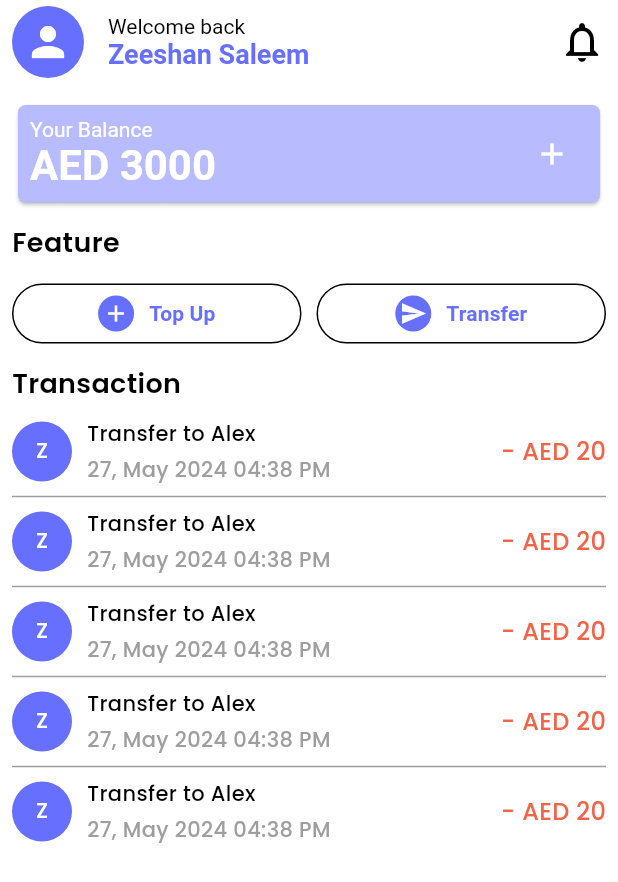
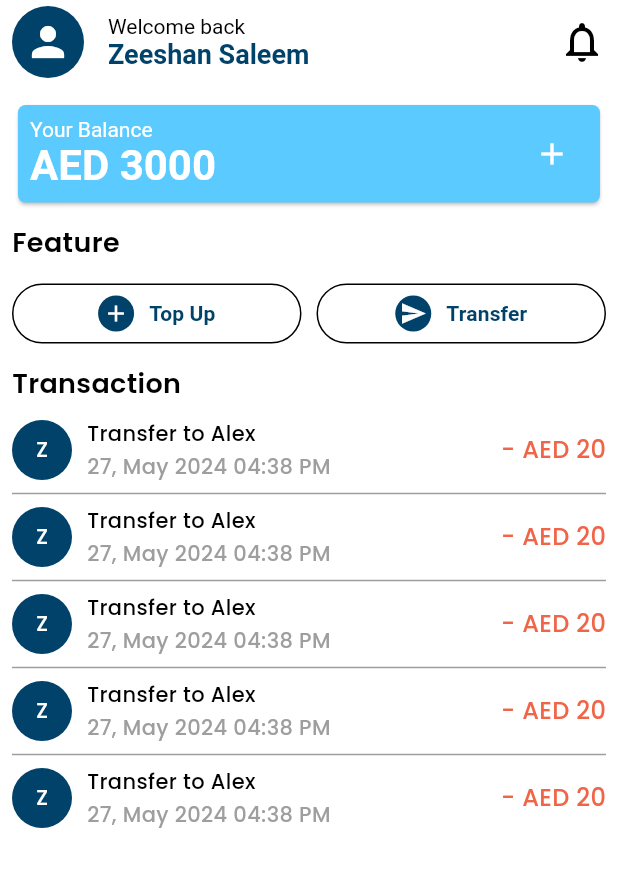
Before and after one commit to ZeeshanSalem/fh_assessment, a Flutter app: the screen it shows after launch, on a phone screen of 412 x 824 dp. Shown: the top 882 px of the screen. Run offline on Flutter 3.47's test engine with Material 3 defaults, Android fonts, the phone set to English and light mode, and no system bars; our stand-ins replace connectivity_plus, dio, equatable, flutter_bloc, get_it, go_router and 3 more.

```diff
--- a/lib/core/utils/app_colors.dart
+++ b/lib/core/utils/app_colors.dart
@@ -1,10 +1,10 @@
 import 'package:flutter/material.dart';
 
 class CustomColors {
-  static const Color primary = Color(0xff676FFF);
+  static const Color primary = Color(0xff00426A);
   static const Color secondary = Color(0xffF2F3F7);
   static const Color error = Color(0xFFF06548);
-  static const Color lightPurple = Color(0xffB8BCFF);
+  static const Color lightPurple = Color(0xff5BCAFF);
 
 
 }
--- a/lib/features/home/presentation/ui/widgets/transaction_tile.dart
+++ b/lib/features/home/presentation/ui/widgets/transaction_tile.dart
@@ -21,7 +21,7 @@ class TransactionTile extends StatelessWidget {
         ),
         Expanded(
           child: Column(
-            spacing: 4,
+            spacing: 2,
             crossAxisAlignment: CrossAxisAlignment.start,
             mainAxisAlignment: MainAxisAlignment.start,
             children: [
```
